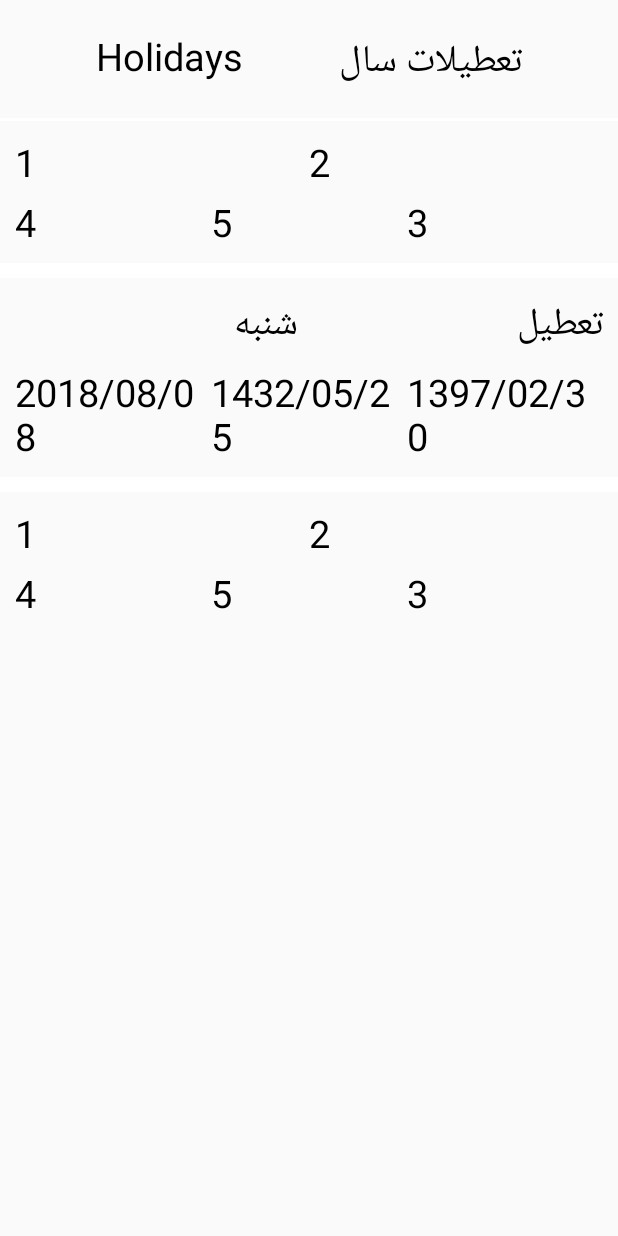
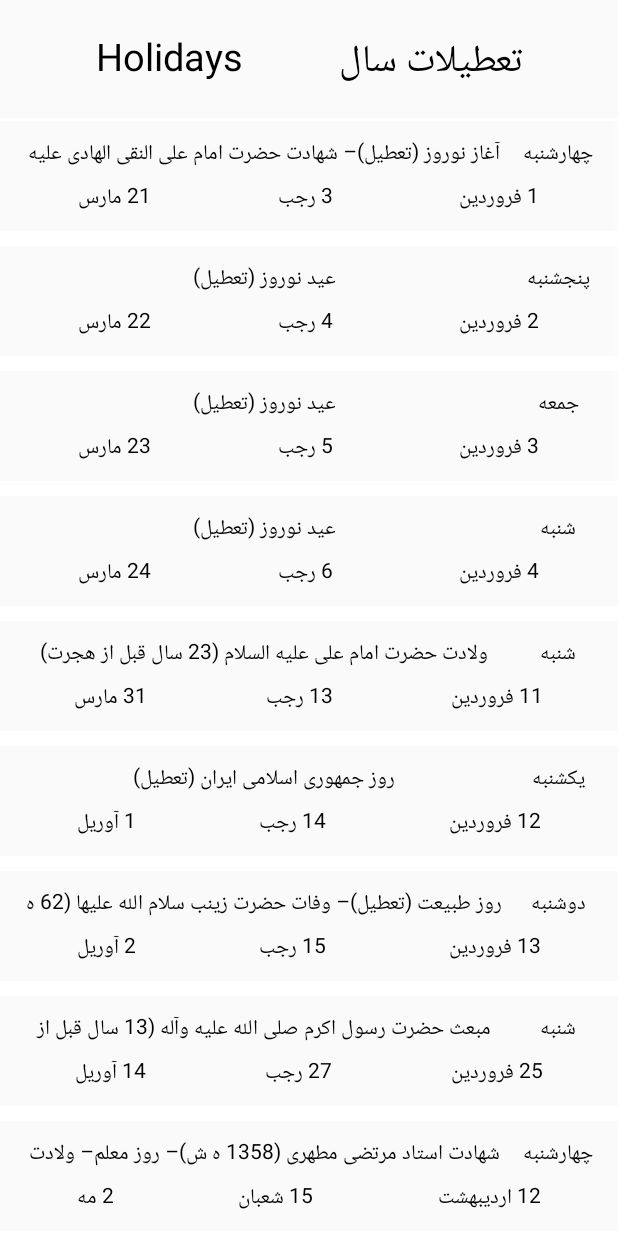
Before and after one commit to iLDA1997/AvayeElahi, an Android app: the HolidaysActivity screen opened directly, with no data from a screen before it, on a phone screen of 412 x 824 dp. Run offline under Robolectric (Android 15) with nearby library versions, the phone set to English and light mode, and no system bars.

Commit message:
addded holidays data

```diff
--- a/app/src/main/java/com/noobs_team/avayeelahi/Activity/HolidaysActivity.java
+++ b/app/src/main/java/com/noobs_team/avayeelahi/Activity/HolidaysActivity.java
@@ -28,9 +28,42 @@ public class HolidaysActivity extends AppCompatActivity {
     }
 
     private void prepareData() {
-        holidays.add(new HolidayList ("1","2","3","4","5"));
-        holidays.add(new HolidayList ("شنبه","تعطیل","1397/02/30","2018/08/08","1432/05/25"));
-        holidays.add(new HolidayList ("1","2","3","4","5"));
+        holidays.add(new HolidayList ("چهارشنبه","آغاز نوروز (تعطیل)– شهادت حضرت امام علی النقی الهادی علیه السلام (254 ه ق)","1 فروردین","21 مارس","3 رجب"));
+        holidays.add(new HolidayList ("پنجشنبه","عید نوروز (تعطیل)","2 فروردین","22 مارس","4 رجب"));
+        holidays.add(new HolidayList ("جمعه","عید نوروز (تعطیل)","3 فروردین","23 مارس","5 رجب"));
+        holidays.add(new HolidayList ("شنبه","عید نوروز (تعطیل)","4 فروردین","24 مارس","6 رجب"));
+        holidays.add(new HolidayList ("شنبه","ولادت حضرت امام علی علیه السلام (23 سال قبل از هجرت) (تعطیل)","11 فروردین","31 مارس","13 رجب"));
+        holidays.add(new HolidayList ("یکشنبه","روز جمهوری اسلامی ایران (تعطيل)","12 فروردین","1 آوریل","14 رجب"));
+        holidays.add(new HolidayList ("دوشنبه","روز طبیعت (تعطيل)– وفات حضرت زینب سلام الله علیها (62 ه ق)","13 فروردین","2 آوریل","15 رجب"));
+        holidays.add(new HolidayList ("شنبه","مبعث حضرت رسول اكرم صلی الله علیه وآله (13 سال قبل از هجرت) (تعطیل)","25 فروردین","14 آوریل","27 رجب"));
+
+        holidays.add(new HolidayList ("چهارشنبه","شهادت استاد مرتضی مطهری (1358 ه ش)– روز معلم– ولادت حضرت قائم عجل الله تعالی فرجه (255 ه ق) (تعطیل)","12 اردیبهشت","2 مه","15 شعبان"));
+
+        holidays.add(new HolidayList ("دوشنبه","رحلت حضرت امام خمينی (رحمه الله علیه) رهبركبیر انقلاب و بنیانگذار جمهوری اسلامی ایران (1368 ه ش)– انتخاب حضرت آيت الله امام خامنه ای به رهبری (1368 ه ش) (تعطیل)– ضربت خوردن حضرت علی علیه السلام (40 ه ق)","14 خرداد","4 ژویٔن","19 رمضان"));
+        holidays.add(new HolidayList ("سه شنبه","قیام خونین 15 خرداد (1342 ه ش) (تعطیل)– زندانی شدن حضرت امام خمینی (رحمه الله علیه) به دست ماموران ستم شاهی پهلوی (1342 ه ش)– شب قدر","15 خرداد","5 ژویٔن","20 رمضان"));
+        holidays.add(new HolidayList ("چهارشنبه","شهادت حضرت علی علیه السلام (40 ه ق) (تعطیل)","16 خرداد","6 ژویٔن","21 رمضان"));
+        holidays.add(new HolidayList ("جمعه","عید سعید فطر (تعطیل)","25 خرداد","15 ژویٔن","1 شوال"));
+        holidays.add(new HolidayList ("شنبه","عید سعید فطر (تعطیل)","26 خرداد","16 ژویٔن","2 شوال"));
+
+        holidays.add(new HolidayList ("دوشنبه","شهادت حضرت امام جعفر صادق علیه السلام (148 ه ق) (تعطیل)","18 تیر","9 ژویٔیه","25 شوال"));
+
+        holidays.add(new HolidayList ("چهارشنبه","عید سعید قربان (تعطيل)","31 مرداد","22 اوت","10 ذی الحجه"));
+
+        holidays.add(new HolidayList ("پنجشنبه","عید سعید غدیر خم (10 ه ق) (تعطیل)","8 شهریور","30 اوت","18 ذی الحجه"));
+        holidays.add(new HolidayList ("چهارشنبه","تاسوعای حسینی (تعطیل)","28 شهریور","19 سپتامبر","9 محرم"));
+        holidays.add(new HolidayList ("پنجشنبه","عاشورای حسینی (تعطیل)","29 شهریور","20 سپتامبر","10 محرم"));
+
+        holidays.add(new HolidayList ("سه شنبه","اربعین حسینی ( تعطیل)","8 آبان","30 اکتبر","20 صفر"));
+        holidays.add(new HolidayList ("چهارشنبه","رحلت حضرت رسول اکرم صلی الله علیه و آله (11 ه ق) (تعطیل)– شهادت حضرت امام حسن مجتبی علیه السلام (50 ه ق)","16 آبان","7 نوامبر","28 صفر"));
+        holidays.add(new HolidayList ("پنجشنبه","شهادت حضرت امام رضا علیه السلام (203 ه ق) (تعطیل)","17 آبان","8 نوامبر","29 صفر"));
+        holidays.add(new HolidayList ("جمعه","شهادت حضرت امام حسن عسکری علیه السلام (260 ه ق) و آغاز امامت حضرت ولی عصر (عج) (تعطیل)","25 آبان","16 نوامبر","8 ربیع الاول"));
+
+        holidays.add(new HolidayList ("یکشنبه","ولادت حضرت رسول اكرم صلی الله علیه و آله (53 سال قبل از هجرت) و روز اخلاق و مهرورزی– ولادت حضرت امام جعفر صادق علیه السلام مؤسس مذهب جعفری(83 ه ق) (تعطیل)","4 آذر","25 نوامبر","17 ربیع الاول"));
+
+        holidays.add(new HolidayList ("شنبه","شهادت حضرت فاطمه زهرا سلام الله علیها (11 ه ق) (تعطیل)","20 بهمن","9 فوریه","3 جمادی الثانی"));
+        holidays.add(new HolidayList ("دوشنبه","پیروزی انقلاب اسلامی ايران و سقوط نظام شاهنشاهی (1357 ه ش) (تعطیل)","22 بهمن","11 فوریه","5 جمادی الثانی"));
+
+        holidays.add(new HolidayList ("چهارشنبه","روز ملی شدن صنعت نفت ایران (1329 ه ش) (تعطیل)- ولادت حضرت امام علی علیه السلام (23 سال قبل از هجرت)","29 اسفند","20 مارس","13 رجب"));
 
     }
 
--- a/app/src/main/res/layout/item_holiday.xml
+++ b/app/src/main/res/layout/item_holiday.xml
@@ -15,20 +15,20 @@
             android:layout_height="match_parent">
 
             <TextView
-                android:id="@+id/holiday_day_of_week"
-                android:layout_width="wrap_content"
-                android:layout_height="wrap_content"
-                android:layout_weight="1"
-                android:text="روز هفته"
-                android:textSize="25sp" />
-
-            <TextView
+                android:gravity="center"
                 android:id="@+id/holiday_subject"
                 android:layout_width="wrap_content"
                 android:layout_height="wrap_content"
                 android:text="عید قربان"
-                android:layout_weight="1"
-                android:textSize="25sp" />
+                android:maxLines="1"
+                android:layout_weight="1" />
+
+            <TextView
+                android:gravity="center"
+                android:id="@+id/holiday_day_of_week"
+                android:layout_width="60dp"
+                android:layout_height="wrap_content"
+                android:text="روز هفته" />
 
         </LinearLayout>
 
@@ -38,28 +38,28 @@
             android:layout_height="match_parent">
 
             <TextView
+                android:gravity="center"
                 android:id="@+id/holiday_miladi"
                 android:layout_width="wrap_content"
                 android:layout_height="wrap_content"
                 android:layout_weight="1"
-                android:text="میلادی"
-                android:textSize="25sp" />
+                android:text="میلادی" />
 
             <TextView
+                android:gravity="center"
                 android:id="@+id/holiday_ghamari"
                 android:layout_width="wrap_content"
                 android:layout_height="wrap_content"
                 android:layout_weight="1"
-                android:text="قمری"
-                android:textSize="25sp" />
+                android:text="قمری" />
 
             <TextView
+                android:gravity="center"
                 android:id="@+id/holiday_shamsi"
                 android:layout_width="wrap_content"
                 android:layout_height="wrap_content"
                 android:layout_weight="1"
-                android:text="شمسی"
-                android:textSize="25sp" />
+                android:text="شمسی" />
 
         </LinearLayout>
 
```
